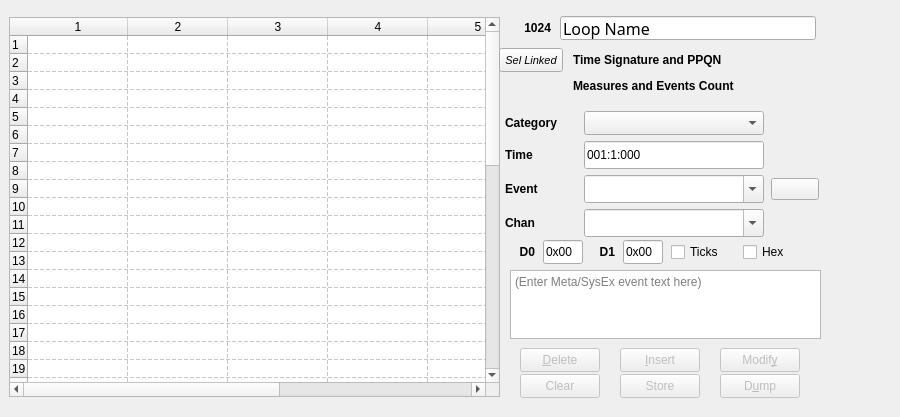
ahlstromcj/seq66, file seq_qt5/forms/qseqeventframe.ui: the form before one commit.
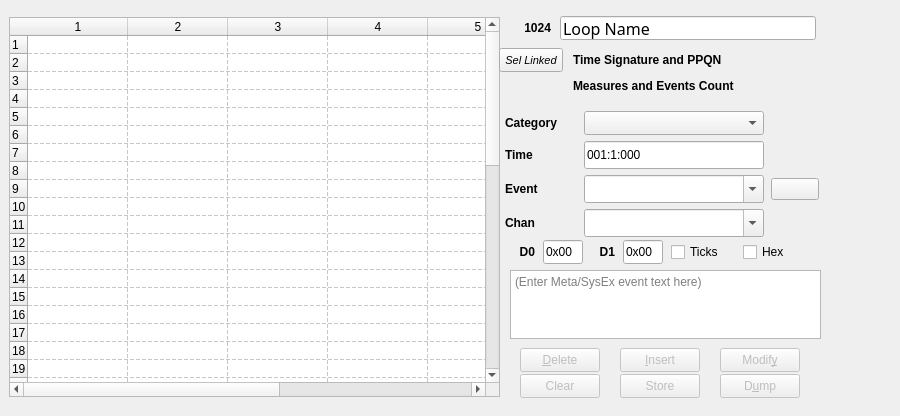
The form after the commit.

The edit to the form file:
```diff
--- a/seq_qt5/forms/qseqeventframe.ui
+++ b/seq_qt5/forms/qseqeventframe.ui
@@ -7,7 +7,7 @@
     <x>0</x>
     <y>0</y>
     <width>900</width>
-    <height>417</height>
+    <height>416</height>
    </rect>
   </property>
   <property name="sizePolicy">
```
Left out of the diff: 46 changed lines with no effect on the pictures.
